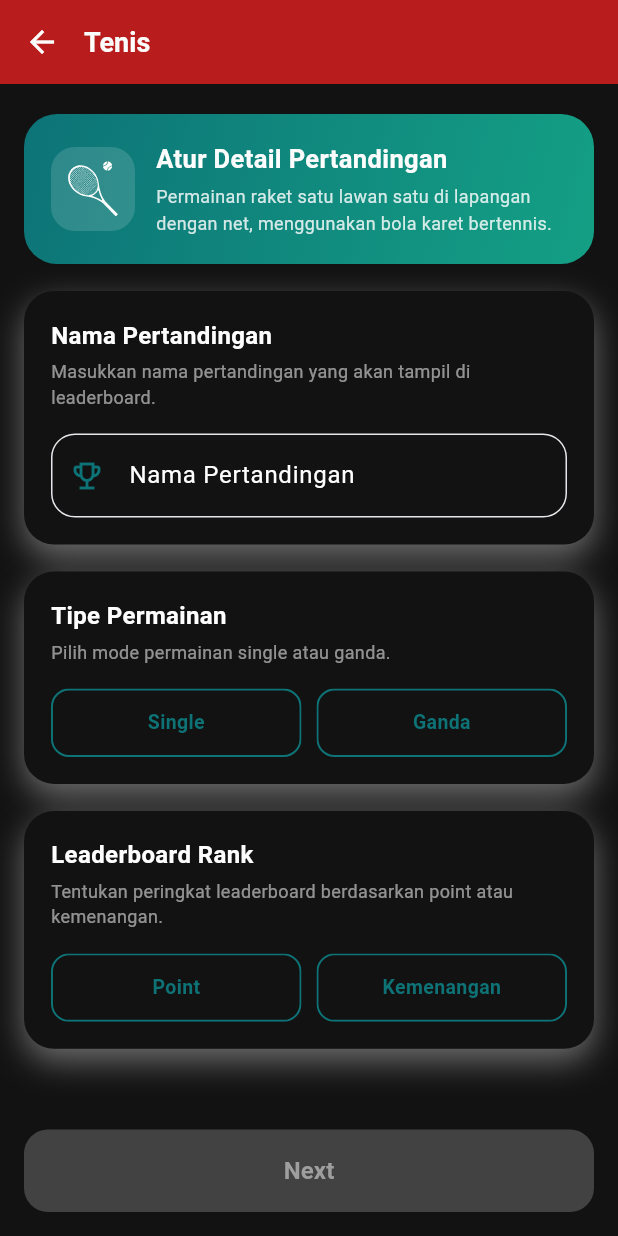
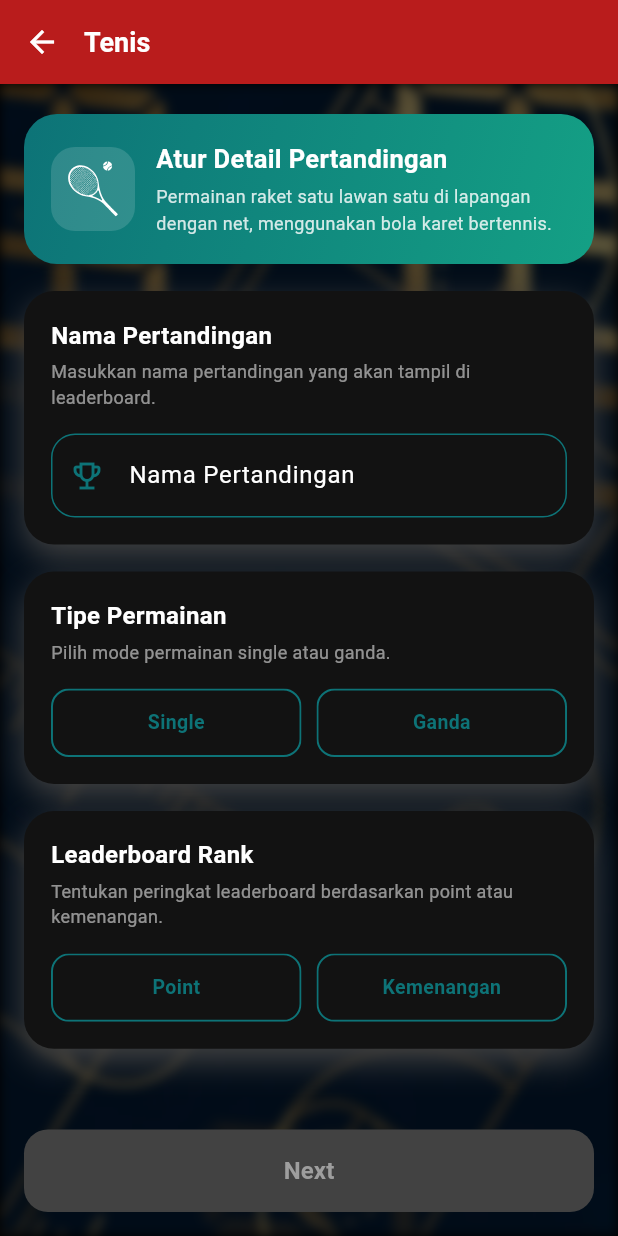
Before and after one commit to fajricpaix/scoreboard, a Flutter app: the CreateMatchPage screen opened directly, after a tap on "Tenis", on a phone screen of 412 x 824 dp. Run offline on Flutter 3.47's test engine with Material 3 defaults, Android fonts, the phone set to English and light mode, and no system bars; our stand-ins replace flutter_svg, google_mobile_ads, share_plus; network calls fail.

Commit message:
add background
Co-authored-by: Copilot <copilot@github.com>

```diff
--- a/lib/components/create/match_setup_page.dart
+++ b/lib/components/create/match_setup_page.dart
@@ -1,3 +1,5 @@
+import 'dart:ui';
+
 import 'package:flutter/material.dart';
 import 'package:flutter_svg/flutter_svg.dart';
 import 'package:scoreboard/components/create/models.dart';
@@ -118,11 +120,11 @@ class _MatchSetupPageState extends State<MatchSetupPage> {
       contentPadding: const EdgeInsets.symmetric(horizontal: 16, vertical: 16),
       border: OutlineInputBorder(
         borderRadius: BorderRadius.circular(16),
-        borderSide: const BorderSide(color: Color(0xFFE5E7EB)),
+        borderSide: BorderSide(color: iconColor),
       ),
       enabledBorder: OutlineInputBorder(
         borderRadius: BorderRadius.circular(16),
-        borderSide: const BorderSide(color: Color(0xFFE5E7EB)),
+        borderSide: BorderSide(color: iconColor),
       ),
       focusedBorder: OutlineInputBorder(
         borderRadius: BorderRadius.circular(16),
@@ -142,11 +144,11 @@ class _MatchSetupPageState extends State<MatchSetupPage> {
       decoration: BoxDecoration(
         color: backgroundColor,
         borderRadius: BorderRadius.circular(20),
-        boxShadow: const [
+        boxShadow: [
           BoxShadow(
-            color: Color(0x61FFFFFF),
+            color: Colors.grey[800]!,
             blurRadius: 18,
-            offset: Offset(0, 8),
+            offset: const Offset(0, 8),
           ),
         ],
       ),
@@ -211,7 +213,11 @@ class _MatchSetupPageState extends State<MatchSetupPage> {
               ),
               if (locked) ...[
                 const SizedBox(width: 6),
-                Icon(Icons.lock_rounded, size: 13, color: selected ? Colors.white70 : toggleColor),
+                Icon(
+                  Icons.lock_rounded,
+                  size: 13,
+                  color: selected ? Colors.white70 : toggleColor,
+                ),
               ],
             ],
           ),
@@ -225,6 +231,8 @@ class _MatchSetupPageState extends State<MatchSetupPage> {
     final isNextEnabled = _isFormComplete;
 
     return Scaffold(
+      backgroundColor: Colors.black,
+      resizeToAvoidBottomInset: false,
       appBar: AppBar(
         backgroundColor: primaryColor,
         elevation: 0,
@@ -239,7 +247,21 @@ class _MatchSetupPageState extends State<MatchSetupPage> {
           ),
         ),
       ),
-      body: SafeArea(
+      body: Stack(
+        children: [
+          Positioned.fill(
+            child : ImageFiltered(
+              imageFilter: ImageFilter.blur(sigmaX: 4, sigmaY: 4),
+              child: Opacity(
+                opacity: 0.35,
+                child: Image.asset(
+                  'assets/icon/match_vector.jpg',
+                  fit: BoxFit.cover,
+                ),
+              ),
+              )
+          ),
+          SafeArea(
             top: false,
             child: Column(
               children: [
@@ -340,12 +362,18 @@ class _MatchSetupPageState extends State<MatchSetupPage> {
                               spacing: spacing,
                               runSpacing: spacing,
                               children: [
-                            for (int i = 0; i < _availableGameTypes.length; i++)
+                                for (
+                                  int i = 0;
+                                  i < _availableGameTypes.length;
+                                  i++
+                                )
                                   SizedBox(
                                     width: itemWidth,
                                     child: _buildToggleButton(
                                       label: _availableGameTypes[i],
-                                  selected: _selectedGameType == _availableGameTypes[i],
+                                      selected:
+                                          _selectedGameType ==
+                                          _availableGameTypes[i],
                                       locked: _availableGameTypes.length == 1,
                                       onTap: () {
                                         setState(() {
@@ -367,7 +395,8 @@ class _MatchSetupPageState extends State<MatchSetupPage> {
                         child: LayoutBuilder(
                           builder: (context, constraints) {
                             const spacing = 10.0;
-                        final itemWidth = _availableLeaderboardRanks.length == 1
+                            final itemWidth =
+                                _availableLeaderboardRanks.length == 1
                                 ? constraints.maxWidth
                                 : (constraints.maxWidth - spacing) / 2;
 
@@ -384,8 +413,12 @@ class _MatchSetupPageState extends State<MatchSetupPage> {
                                     width: itemWidth,
                                     child: _buildToggleButton(
                                       label: _availableLeaderboardRanks[i],
-                                  selected: _selectedLeaderboardRank == _availableLeaderboardRanks[i],
-                                  locked: _availableLeaderboardRanks.length == 1,
+                                      selected:
+                                          _selectedLeaderboardRank ==
+                                          _availableLeaderboardRanks[i],
+                                      locked:
+                                          _availableLeaderboardRanks.length ==
+                                          1,
                                       onTap: () {
                                         setState(() {
                                           _selectedLeaderboardRank =
@@ -414,7 +447,11 @@ class _MatchSetupPageState extends State<MatchSetupPage> {
                                 spacing: spacing,
                                 runSpacing: spacing,
                                 children: [
-                              for (int i = 0; i < dominoScoreModeOptions.length; i++)
+                                  for (
+                                    int i = 0;
+                                    i < dominoScoreModeOptions.length;
+                                    i++
+                                  )
                                     SizedBox(
                                       width: itemWidth,
                                       child: _buildToggleButton(
@@ -475,6 +512,8 @@ class _MatchSetupPageState extends State<MatchSetupPage> {
               ],
             ),
           ),
+        ],
+      ),
     );
   }
 }
--- a/lib/pages/create/index.dart
+++ b/lib/pages/create/index.dart
@@ -1,3 +1,5 @@
+import 'dart:ui';
+
 import 'package:flutter/material.dart';
 import 'package:scoreboard/components/create/models.dart';
 import 'package:scoreboard/components/create/sport_card.dart';
@@ -9,6 +11,7 @@ class CreateMatchPage extends StatelessWidget {
   @override
   Widget build(BuildContext context) {
     return Scaffold(
+      backgroundColor: Colors.black,
       appBar: AppBar(
         backgroundColor: primaryColor,
         elevation: 0,
@@ -27,10 +30,16 @@ class CreateMatchPage extends StatelessWidget {
       body: Stack(
         children: [
           Positioned.fill(
-            child: Image.asset(
-              'assets/icon/match_vendor.jpg',
-              fit: BoxFit.cover,
-            ),
+            child: ImageFiltered(
+              imageFilter: ImageFilter.blur(sigmaX: 4, sigmaY: 4),
+              child: Opacity(
+                opacity: 0.35,
+                child: Image.asset(
+                  'assets/icon/match_vector.jpg',
+                  fit: BoxFit.cover,
+                ),
+              ),
+              )
           ),
           ListView(
         padding: const EdgeInsets.fromLTRB(16, 24, 16, 24),
```
Also changed, not shown: lib/components/create/player_setup_page.dart (+45 -10 lines). Lines whose indentation alone changed are shown as unchanged.
